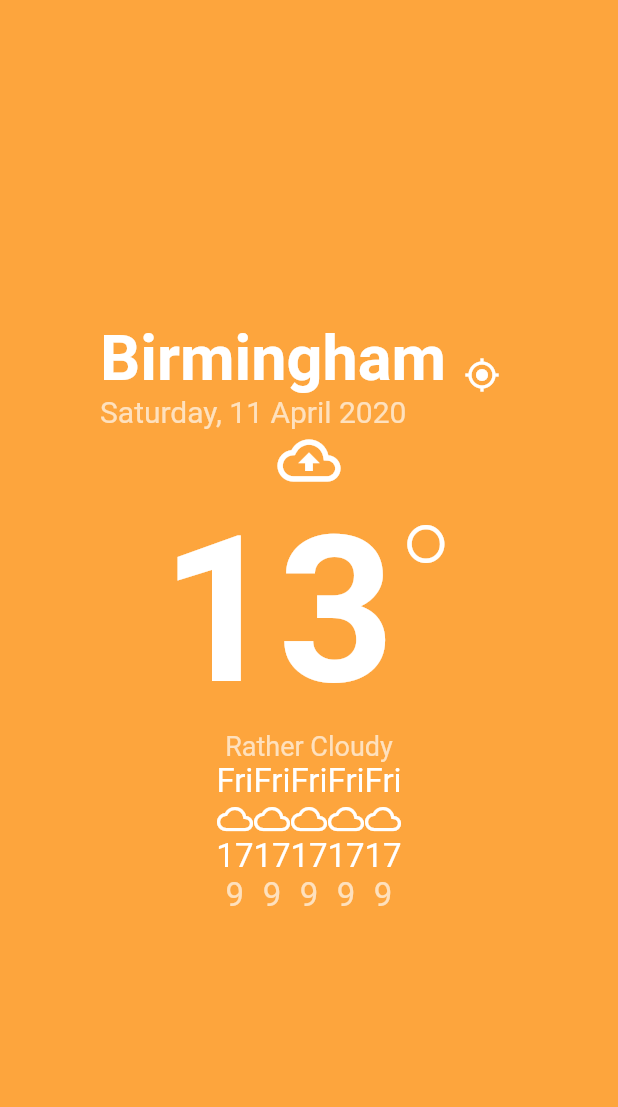
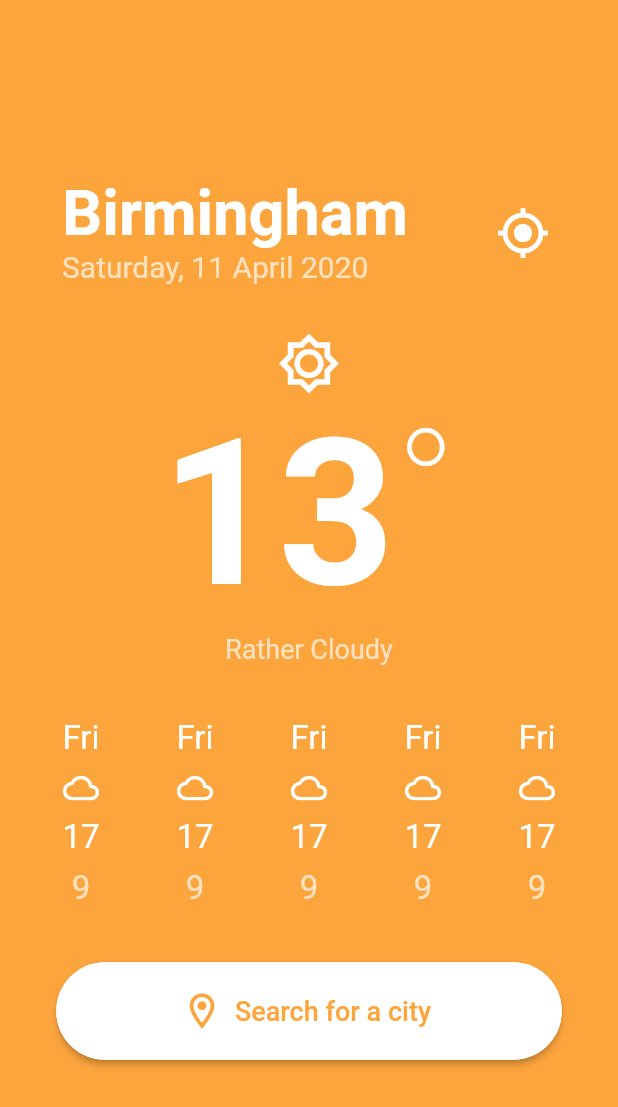
Before and after one commit to az4726/Caelum-Flutter-App, a Flutter app: the screen it shows after launch, on a phone screen of 412 x 824 dp. Shown: the top 1107 px of the screen. Run offline on Flutter 3.47's test engine with Material 2 defaults, Android fonts, the phone set to English and light mode, and no system bars; our stand-ins replace date_format, geolocator, outline_material_icons.

Commit message:
Final layout changes before functionality begins to be implemented

```diff
--- a/caelum/lib/screens/di.dart
+++ b/caelum/lib/screens/di.dart
@@ -41,8 +41,10 @@ class _DisplayWeatherState extends State<DisplayWeather> {
         child: Column(
           mainAxisAlignment: MainAxisAlignment.center,
           children: <Widget>[
-            Row(
-              mainAxisAlignment: MainAxisAlignment.center,
+            Padding(
+              padding: const EdgeInsets.all(16.0),
+              child: Row(
+                mainAxisAlignment: MainAxisAlignment.spaceAround,
                 children: <Widget>[
                   Column(
                     crossAxisAlignment: CrossAxisAlignment.start,
@@ -68,7 +70,10 @@ class _DisplayWeatherState extends State<DisplayWeather> {
                   Column(
                     children: <Widget>[
                       IconButton(
-                      icon: Icon(OMIcons.myLocation),
+                        icon: Icon(
+                          OMIcons.myLocation,
+                          size: 36,
+                        ),
                         tooltip: 'Get Your Location',
                         onPressed: () {
                           // TODO: Update to get location info
@@ -78,15 +83,18 @@ class _DisplayWeatherState extends State<DisplayWeather> {
                     ],
                   ), //'Locate me' button
                 ],
+              ),
             ), //City name, Long date, 'Locate me' button
-            Row(
+            Padding(
+              padding: const EdgeInsets.all(16.0),
+              child: Row(
                 mainAxisAlignment: MainAxisAlignment.center,
                 children: <Widget>[
                   Column(
                     children: <Widget>[
                       Icon(
                         // TODO: Add functionality to have dynamic icon
-                      OMIcons.cloudUpload,
+                        OMIcons.brightness5,
                         size: 42,
                       ),
                       Row(
@@ -122,32 +130,44 @@ class _DisplayWeatherState extends State<DisplayWeather> {
                     ],
                   )
                 ],
+              ),
             ), //Weather icon, temperature, short description
-            Row(
-              mainAxisAlignment: MainAxisAlignment.center,
+            Padding(
+              padding: const EdgeInsets.all(16.0),
+              child: Row(
+                mainAxisAlignment: MainAxisAlignment.spaceAround,
                 children: <Widget>[
                   Column(
                     children: <Widget>[
-                    Row(
+                      Padding(
+                        padding: const EdgeInsets.all(4.0),
+                        child: Row(
                           children: <Widget>[
                             // TODO: Replace with day from API (Will need to convert the given format into a day)
                             Text(
-                          'Fri',
+                              'Fri', //TODO: Today's date
                               style: TextStyle(
-                            fontSize: 22,
+                                fontSize:
+                                    22, //TODO: The other columns need to have a thinner font weight
                               ),
                             ),
                           ],
+                        ),
                       ), //Day
-                    Row(
+                      Padding(
+                        padding: const EdgeInsets.all(4.0),
+                        child: Row(
                           children: <Widget>[
                             //TODO: Replace with the matching icon for the forecasted weather
                             Icon(
                               OMIcons.cloud,
                             ),
                           ],
+                        ),
                       ), //Icon
-                    Row(
+                      Padding(
+                        padding: const EdgeInsets.all(4.0),
+                        child: Row(
                           children: <Widget>[
                             //TODO: Replace with data from API
                             Text(
@@ -157,8 +177,11 @@ class _DisplayWeatherState extends State<DisplayWeather> {
                               ),
                             ),
                           ],
+                        ),
                       ), //High temperature
-                    Row(
+                      Padding(
+                        padding: const EdgeInsets.all(4.0),
+                        child: Row(
                           children: <Widget>[
                             //TODO: Replace with data from API
                             Text(
@@ -169,12 +192,15 @@ class _DisplayWeatherState extends State<DisplayWeather> {
                               ),
                             )
                           ],
+                        ),
                       ), //Low temperature
                     ],
                   ),
                   Column(
                     children: <Widget>[
-                    Row(
+                      Padding(
+                        padding: const EdgeInsets.all(4.0),
+                        child: Row(
                           children: <Widget>[
                             // TODO: Replace with day from API (Will need to convert the given format into a day)
                             Text(
@@ -184,16 +210,22 @@ class _DisplayWeatherState extends State<DisplayWeather> {
                               ),
                             ),
                           ],
+                        ),
                       ), //Day
-                    Row(
+                      Padding(
+                        padding: const EdgeInsets.all(4.0),
+                        child: Row(
                           children: <Widget>[
                             //TODO: Replace with the matching icon for the forecasted weather
                             Icon(
                               OMIcons.cloud,
                             ),
                           ],
+                        ),
                       ), //Icon
-                    Row(
+                      Padding(
+                        padding: const EdgeInsets.all(4.0),
+                        child: Row(
                           children: <Widget>[
                             //TODO: Replace with data from API
                             Text(
@@ -203,8 +235,11 @@ class _DisplayWeatherState extends State<DisplayWeather> {
                               ),
                             ),
                           ],
+                        ),
                       ), //High temperature
-                    Row(
+                      Padding(
+                        padding: const EdgeInsets.all(4.0),
+                        child: Row(
                           children: <Widget>[
                             //TODO: Replace with data from API
                             Text(
@@ -215,12 +250,15 @@ class _DisplayWeatherState extends State<DisplayWeather> {
                               ),
                             )
                           ],
+                        ),
                       ), //Low temperature
                     ],
                   ),
                   Column(
                     children: <Widget>[
-                    Row(
+                      Padding(
+                        padding: const EdgeInsets.all(4.0),
+                        child: Row(
                           children: <Widget>[
                             // TODO: Replace with day from API (Will need to convert the given format into a day)
                             Text(
@@ -230,16 +268,22 @@ class _DisplayWeatherState extends State<DisplayWeather> {
                               ),
                             ),
                           ],
+                        ),
                       ), //Day
-                    Row(
+                      Padding(
+                        padding: const EdgeInsets.all(4.0),
+                        child: Row(
                           children: <Widget>[
                             //TODO: Replace with the matching icon for the forecasted weather
                             Icon(
                               OMIcons.cloud,
                             ),
                           ],
+                        ),
                       ), //Icon
-                    Row(
+                      Padding(
+                        padding: const EdgeInsets.all(4.0),
+                        child: Row(
                           children: <Widget>[
                             //TODO: Replace with data from API
                             Text(
@@ -249,8 +293,11 @@ class _DisplayWeatherState extends State<DisplayWeather> {
                               ),
                             ),
                           ],
+                        ),
                       ), //High temperature
-                    Row(
+                      Padding(
+                        padding: const EdgeInsets.all(4.0),
+                        child: Row(
                           children: <Widget>[
                             //TODO: Replace with data from API
                             Text(
@@ -261,12 +308,15 @@ class _DisplayWeatherState extends State<DisplayWeather> {
                               ),
                             )
                           ],
+                        ),
                       ), //Low temperature
                     ],
                   ),
                   Column(
                     children: <Widget>[
-                    Row(
+                      Padding(
+                        padding: const EdgeInsets.all(4.0),
+                        child: Row(
                           children: <Widget>[
                             // TODO: Replace with day from API (Will need to convert the given format into a day)
                             Text(
@@ -276,16 +326,22 @@ class _DisplayWeatherState extends State<DisplayWeather> {
                               ),
                             ),
                           ],
+                        ),
                       ), //Day
-                    Row(
+                      Padding(
+                        padding: const EdgeInsets.all(4.0),
+                        child: Row(
                           children: <Widget>[
                             //TODO: Replace with the matching icon for the forecasted weather
                             Icon(
                               OMIcons.cloud,
                             ),
                           ],
+                        ),
                       ), //Icon
-                    Row(
+                      Padding(
+                        padding: const EdgeInsets.all(4.0),
+                        child: Row(
                           children: <Widget>[
                             //TODO: Replace with data from API
                             Text(
@@ -295,8 +351,11 @@ class _DisplayWeatherState extends State<DisplayWeather> {
                               ),
                             ),
                           ],
+                        ),
                       ), //High temperature
-                    Row(
+                      Padding(
+                        padding: const EdgeInsets.all(4.0),
+                        child: Row(
                           children: <Widget>[
                             //TODO: Replace with data from API
                             Text(
@@ -307,12 +366,15 @@ class _DisplayWeatherState extends State<DisplayWeather> {
                               ),
                             )
                           ],
+                        ),
                       ), //Low temperature
                     ],
                   ),
                   Column(
                     children: <Widget>[
-                    Row(
+                      Padding(
+                        padding: const EdgeInsets.all(4.0),
+                        child: Row(
                           children: <Widget>[
                             // TODO: Replace with day from API (Will need to convert the given format into a day)
                             Text(
@@ -322,16 +384,22 @@ class _DisplayWeatherState extends State<DisplayWeather> {
                               ),
                             ),
                           ],
+                        ),
                       ), //Day
-                    Row(
+                      Padding(
+                        padding: const EdgeInsets.all(4.0),
+                        child: Row(
                           children: <Widget>[
                             //TODO: Replace with the matching icon for the forecasted weather
                             Icon(
                               OMIcons.cloud,
                             ),
                           ],
+                        ),
                       ), //Icon
-                    Row(
+                      Padding(
+                        padding: const EdgeInsets.all(4.0),
+                        child: Row(
                           children: <Widget>[
                             //TODO: Replace with data from API
                             Text(
@@ -341,8 +409,11 @@ class _DisplayWeatherState extends State<DisplayWeather> {
                               ),
                             ),
                           ],
+                        ),
                       ), //High temperature
-                    Row(
+                      Padding(
+                        padding: const EdgeInsets.all(4.0),
+                        child: Row(
                           children: <Widget>[
                             //TODO: Replace with data from API
                             Text(
@@ -353,13 +424,42 @@ class _DisplayWeatherState extends State<DisplayWeather> {
                               ),
                             )
                           ],
+                        ),
                       ), //Low temperature
                     ],
                   ),
                 ],
+              ),
             ), //5 days showing icons, highs and lows for each day
-            Row(
+            Padding(
+              padding: const EdgeInsets.all(16.0),
+              child: Row(
                 mainAxisAlignment: MainAxisAlignment.center,
+                children: <Widget>[
+                  ButtonTheme(
+                    minWidth: MediaQuery.of(context).size.width - 75,
+                    height: 65.0,
+                    child: RaisedButton.icon(
+                      shape: new RoundedRectangleBorder(
+                          borderRadius: new BorderRadius.circular(500.0),
+                          side: BorderSide(color: Colors.white)),
+                      //TODO: Add button functionality
+                      onPressed: () {},
+                      color: Colors.white,
+                      textColor: Color(
+                          0xFFFDA53D), //TODO: Replace with the background colour once dynamic colour is implemented
+                      label: Text(
+                        "Search for a city",
+                        style: TextStyle(fontSize: 18),
+                      ),
+                      icon: Icon(
+                        OMIcons.locationOn,
+                        size: 28,
+                      ),
+                    ),
+                  ),
+                ],
+              ),
             ), //'Search for a location' button
           ],
         ),
```
Lines whose indentation alone changed are shown as unchanged.
